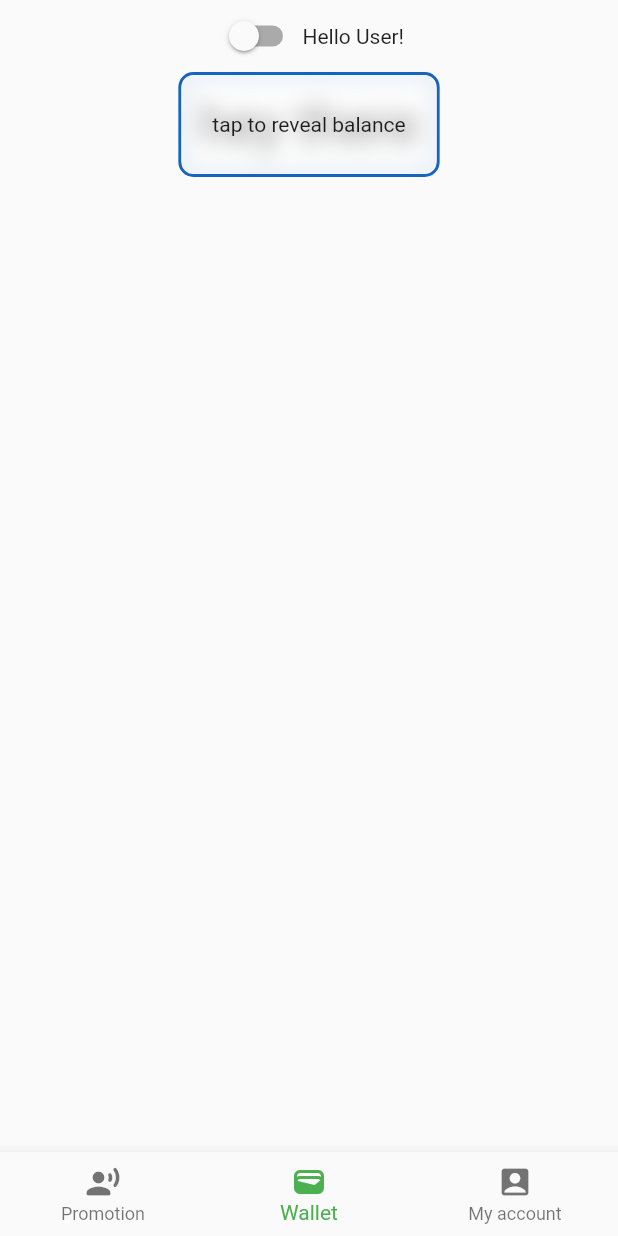
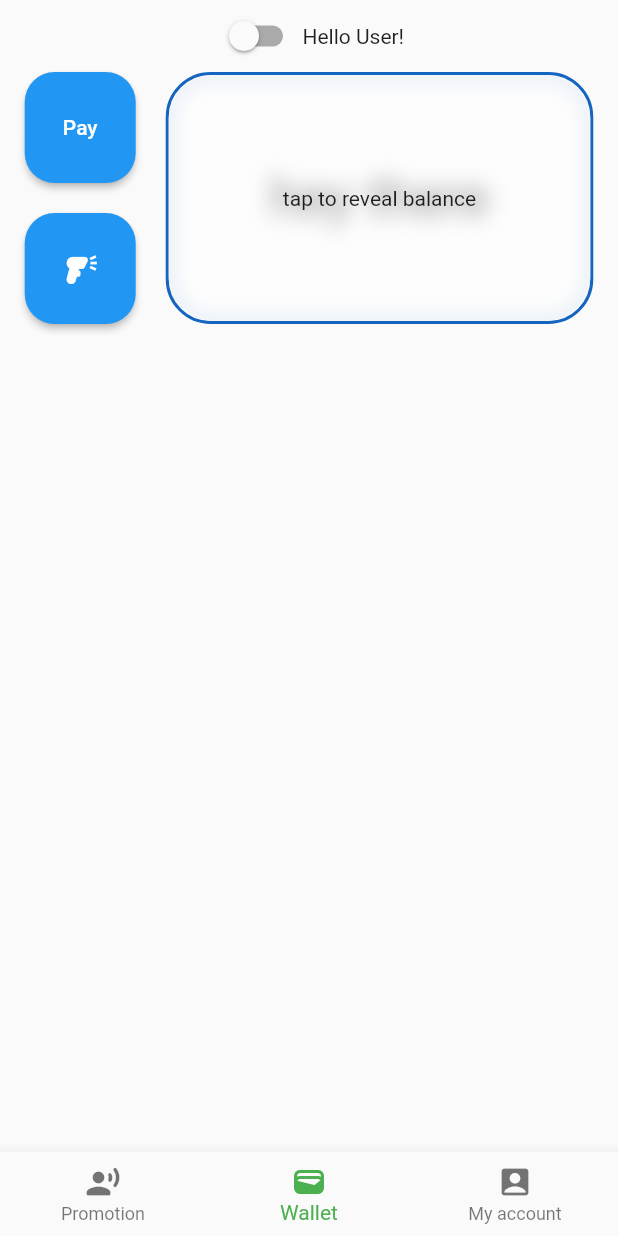
Before and after one commit to sami-bre/telebirr_mock, a Flutter app: the screen it shows after launch, on a phone screen of 412 x 824 dp. Run offline on Flutter 3.47's test engine with Material 2 defaults, Android fonts, the phone set to English and light mode, and no system bars; drawn by our look-alikes of blur; our stand-ins replace get.

Commit message:
now the layout for the 'balance row' is complete. Things are put where they're supposed to be. But it remains to work on the colors.

```diff
--- a/lib/ui/home.dart
+++ b/lib/ui/home.dart
@@ -57,7 +57,12 @@ class _WalletScreenState extends State<WalletScreen> {
 
   @override
   Widget build(BuildContext context) {
-    return Column(
+    return SingleChildScrollView(
+      padding: EdgeInsets.symmetric(
+        horizontal: MediaQuery.of(context).size.width * 0.04,
+        vertical: 0,
+      ),
+      child: Column(
         children: [
           Row(
             mainAxisAlignment: MainAxisAlignment.center,
@@ -76,21 +81,75 @@ class _WalletScreenState extends State<WalletScreen> {
               const Text("Hello User!")
             ],
           ),
-        Row(
-          mainAxisAlignment: MainAxisAlignment.center,
-          children: <Widget>[
-            buildBalanceView()
+          buildBalanceRow(),
+          SizedBox(height: 2000)
         ],
-        )
-      ],
+      ),
     );
   }
 
-  Container buildBalanceView() {
+  SizedBox buildBalanceRow() {
+    return SizedBox(
+      height: 168,
+      child: Row(
+        mainAxisAlignment: MainAxisAlignment.center,
+        crossAxisAlignment: CrossAxisAlignment.stretch,
+        children: <Widget>[
+          Column(
+            children: <Widget>[
+              Container(
+                decoration: BoxDecoration(
+                  borderRadius: BorderRadius.circular(20),
+                ),
+                height: 74,
+                width: 74,
+                child: ElevatedButton(
+                  style: ButtonStyle(
+                    shape: MaterialStateProperty.all(
+                      RoundedRectangleBorder(
+                        borderRadius: BorderRadius.circular(20),
+                      ),
+                    ),
+                  ),
+                  onPressed: () {},
+                  child: const Text("Pay"),
+                ),
+              ),
+              const Spacer(),
+              Container(
+                decoration: BoxDecoration(
+                  borderRadius: BorderRadius.circular(20),
+                ),
+                height: 74,
+                width: 74,
+                child: ElevatedButton(
+                  style: ButtonStyle(
+                    shape: MaterialStateProperty.all(
+                      RoundedRectangleBorder(
+                        borderRadius: BorderRadius.circular(20),
+                      ),
+                    ),
+                  ),
+                  onPressed: () {},
+                  child: const Icon(Icons.barcode_reader),
+                ),
+              ),
+            ],
+          ),
+          const SizedBox(width: 20),
+          Expanded(
+            child: buildBalanceView(),
+          ),
+        ],
+      ),
+    );
+  }
+
+  Widget buildBalanceView() {
     return Container(
       decoration: BoxDecoration(
         border: Border.all(color: Colors.blue[800]!, width: 2),
-              borderRadius: BorderRadius.circular(10),
+        borderRadius: BorderRadius.circular(30),
       ),
       child: GestureDetector(
         onTap: revealBallance,
@@ -101,16 +160,23 @@ class _WalletScreenState extends State<WalletScreen> {
           builder: (context, value, child) {
             return Blur(
               blur: value,
-                    borderRadius: BorderRadius.circular(10),
+              borderRadius: BorderRadius.circular(30),
               overlay: _balanceBlurValue != 0
                   ? const Text("tap to reveal balance")
                   : null,
-                    child: const Padding(
-                      padding: EdgeInsets.all(12.0),
-                      child: Text(
+              child: Container(
+                padding: const EdgeInsets.all(12.0),
+                child: Center(
+                  child: Column(
+                    mainAxisAlignment: MainAxisAlignment.center,
+                    children: const [
+                      Text(
                         "hey there",
                         style: TextStyle(
                           fontSize: 36,
+                        ),
+                      ),
+                    ],
                   ),
                 ),
               ),
```
Lines whose indentation alone changed are shown as unchanged.
